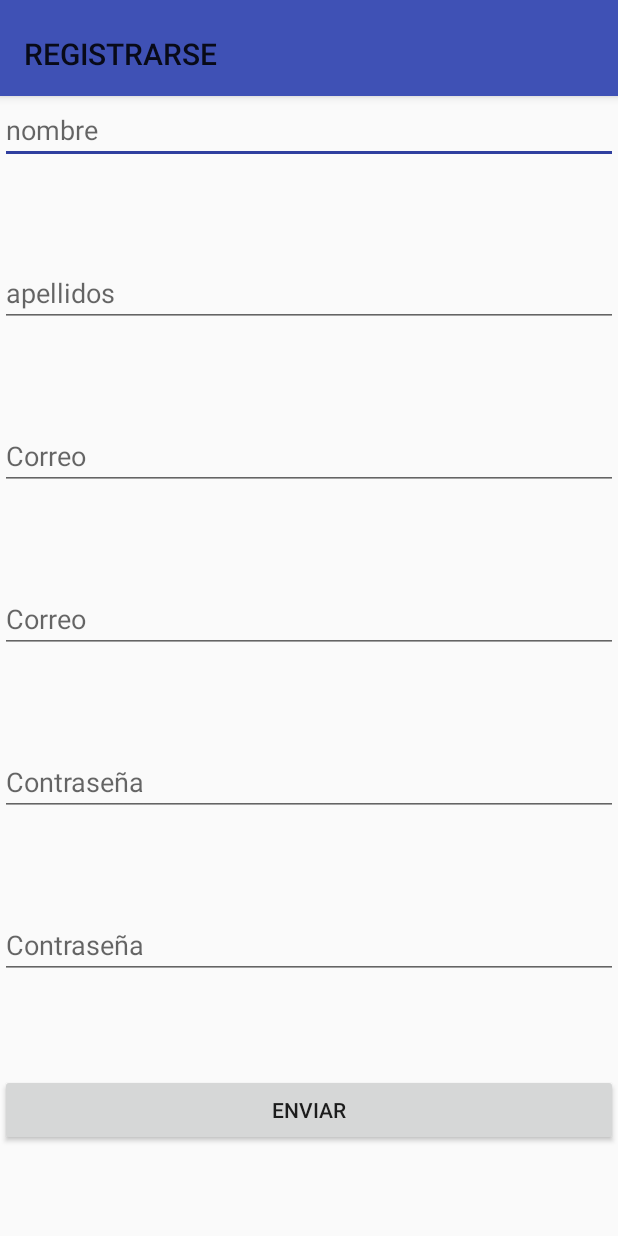
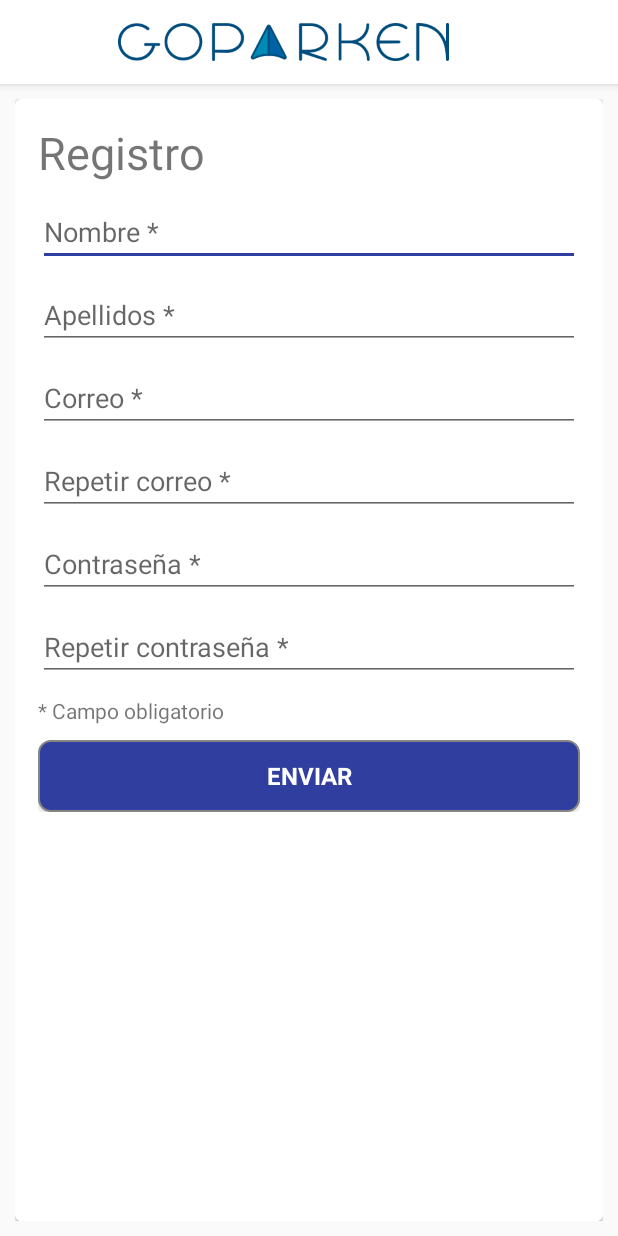
Before and after one commit to SaloGala/native-app, an Android app: the layout activity_register.xml on its own in the app's theme, with its tools: preview values and no code run, on a phone screen of 412 x 824 dp. Run offline under Robolectric (Android 15) with nearby library versions, the phone set to English and light mode, and no system bars.

Commit message:
Finishes register screen

```diff
--- a/app/src/main/java/com/inflexionlabs/goparken/LoginFormActivity.java
+++ b/app/src/main/java/com/inflexionlabs/goparken/LoginFormActivity.java
@@ -47,8 +47,8 @@ public class LoginFormActivity extends AppCompatActivity {
                 .setFontAttrId(R.attr.fontPath)
                 .build()
         );
+
         setContentView(R.layout.activity_login_form);
-
 
         emailField = (EditText) findViewById(R.id.txtEmail);
         passwordField = (EditText) findViewById(R.id.txtPass);
@@ -68,7 +68,7 @@ public class LoginFormActivity extends AppCompatActivity {
         setSupportActionBar(toolbar);
 
         final Drawable upArrow = getResources().getDrawable(R.drawable.abc_ic_ab_back_material);
-        upArrow.setColorFilter(getResources().getColor(R.color.colorPrimary), PorterDuff.Mode.SRC_ATOP);
+        upArrow.setColorFilter(getResources().getColor(R.color.colorPrimaryDark), PorterDuff.Mode.SRC_ATOP);
         getSupportActionBar().setHomeAsUpIndicator(upArrow);
         getSupportActionBar().setDisplayHomeAsUpEnabled(true);
 
--- a/app/src/main/java/com/inflexionlabs/goparken/RegisterActivity.java
+++ b/app/src/main/java/com/inflexionlabs/goparken/RegisterActivity.java
@@ -1,5 +1,6 @@
 package com.inflexionlabs.goparken;
 
+import android.content.Context;
 import android.graphics.Color;
 import android.graphics.PorterDuff;
 import android.graphics.drawable.Drawable;
@@ -17,6 +18,9 @@ import com.google.android.gms.tasks.Task;
 import com.google.firebase.auth.AuthResult;
 import com.google.firebase.auth.FirebaseAuth;
 import com.google.firebase.auth.FirebaseUser;
+
+import uk.co.chrisjenx.calligraphy.CalligraphyConfig;
+import uk.co.chrisjenx.calligraphy.CalligraphyContextWrapper;
 
 public class RegisterActivity extends AppCompatActivity {
 
@@ -36,6 +40,13 @@ public class RegisterActivity extends AppCompatActivity {
     @Override
     protected void onCreate(Bundle savedInstanceState) {
         super.onCreate(savedInstanceState);
+
+        CalligraphyConfig.initDefault(new CalligraphyConfig.Builder()
+                .setDefaultFontPath("NexaLight.ttf")
+                .setFontAttrId(R.attr.fontPath)
+                .build()
+        );
+
         setContentView(R.layout.activity_register);
 
         emailField = (EditText) findViewById(R.id.editTxtCorreo);
@@ -53,14 +64,19 @@ public class RegisterActivity extends AppCompatActivity {
 
     }
 
+    @Override
+    protected void attachBaseContext(Context newBase) {
+        super.attachBaseContext(CalligraphyContextWrapper.wrap(newBase));
+    }
+
     private void initializeComponents() {
 
         Toolbar toolbar = (Toolbar) findViewById(R.id.toolbarMain);
-        toolbar.setTitleTextColor(Color.WHITE);
+        toolbar.setTitle("");
         setSupportActionBar(toolbar);
 
         final Drawable upArrow = getResources().getDrawable(R.drawable.abc_ic_ab_back_material);
-        upArrow.setColorFilter(getResources().getColor(R.color.colorPrimaryActionBar), PorterDuff.Mode.SRC_ATOP);
+        upArrow.setColorFilter(getResources().getColor(R.color.colorPrimaryDark), PorterDuff.Mode.SRC_ATOP);
         getSupportActionBar().setHomeAsUpIndicator(upArrow);
 
         getSupportActionBar().setDisplayHomeAsUpEnabled(true);
@@ -79,7 +95,7 @@ public class RegisterActivity extends AppCompatActivity {
 
         String nombre = nombreField.getText().toString();
         if(TextUtils.isEmpty(nombre)){
-            nombreField.setError("Required.");
+            nombreField.setError("Campo requerido");
             valid = false;
         }else{
             nombreField.setError(null);
@@ -87,7 +103,7 @@ public class RegisterActivity extends AppCompatActivity {
 
         String apellidos = apellidosField.getText().toString();
         if(TextUtils.isEmpty(apellidos)){
-            apellidosField.setError("Required.");
+            apellidosField.setError("Campo requerido");
             valid = false;
         }else{
             apellidosField.setError(null);
@@ -95,7 +111,7 @@ public class RegisterActivity extends AppCompatActivity {
 
         String email = emailField.getText().toString();
         if(TextUtils.isEmpty(email)){
-            emailField.setError("Required.");
+            emailField.setError("Campo requerido");
             valid = false;
         }else{
             if(!validEmail(email)){
@@ -106,7 +122,7 @@ public class RegisterActivity extends AppCompatActivity {
 
         String emailR = emailFieldR.getText().toString();
         if(TextUtils.isEmpty(emailR)){
-            emailFieldR.setError("Required.");
+            emailFieldR.setError("Campo requerido");
             valid = false;
         }else{
             if(!validEmail(emailR)){
@@ -122,7 +138,7 @@ public class RegisterActivity extends AppCompatActivity {
 
         String password = passwordField.getText().toString();
         if(TextUtils.isEmpty(password)){
-            passwordField.setError("Required.");
+            passwordField.setError("Campo requerido");
             valid = false;
         }else{
             if(password.length()<6){
@@ -133,7 +149,7 @@ public class RegisterActivity extends AppCompatActivity {
 
         String passwordR = passwordFieldR.getText().toString();
         if(TextUtils.isEmpty(passwordR)){
-            passwordFieldR.setError("Required.");
+            passwordFieldR.setError("Campo requerido");
             valid = false;
         }else{
             if(passwordR.length()<6){
--- a/app/src/main/res/layout/activity_login_form.xml
+++ b/app/src/main/res/layout/activity_login_form.xml
@@ -8,8 +8,7 @@
     <android.support.design.widget.AppBarLayout
         android:id="@+id/appbar"
         android:layout_width="match_parent"
-        android:layout_height="wrap_content"
-        android:paddingTop="@dimen/appbar_padding_top">
+        android:layout_height="wrap_content">
 
         <android.support.v7.widget.Toolbar
             android:id="@+id/toolbarMain"
@@ -40,7 +39,7 @@
         <android.support.v7.widget.CardView xmlns:card_view="http://schemas.android.com/apk/res-auto"
             android:id="@+id/card_view"
             android:layout_width="match_parent"
-            android:layout_height="300dp"
+            android:layout_height="350dp"
             android:elevation="40dp"
             card_view:cardCornerRadius="4dp">
 
@@ -53,9 +52,9 @@
                 <TextView
                     android:layout_width="match_parent"
                     android:layout_height="0px"
-                    android:textSize="30dp"
                     android:layout_weight="1"
-                    android:text="Iniciar sesión" />
+                    android:text="Iniciar sesión"
+                    android:textSize="30dp" />
 
                 <EditText
                     android:id="@+id/txtEmail"
@@ -70,6 +69,17 @@
                     android:layout_height="0px"
                     android:layout_weight="1"
                     android:hint="@string/editTxtPass" />
+
+                <Space
+                    android:layout_width="match_parent"
+                    android:layout_height="0px"
+                    android:layout_weight="0.2" />
+
+                <TextView
+                    android:layout_width="match_parent"
+                    android:layout_height="wrap_content"
+                    android:layout_weight="0.2"
+                    android:text="* Campo obligatorio" />
 
                 <Button
                     android:id="@+id/btnLogIn"
--- a/app/src/main/res/layout/activity_register.xml
+++ b/app/src/main/res/layout/activity_register.xml
@@ -1,9 +1,8 @@
 <?xml version="1.0" encoding="utf-8"?>
 
-<LinearLayout
-    xmlns:android="http://schemas.android.com/apk/res/android"
+<LinearLayout xmlns:android="http://schemas.android.com/apk/res/android"
+    xmlns:app="http://schemas.android.com/apk/res-auto"
     xmlns:tools="http://schemas.android.com/tools"
-    xmlns:app="http://schemas.android.com/apk/res-auto"
     android:layout_width="match_parent"
     android:layout_height="match_parent"
     android:orientation="vertical">
@@ -11,113 +10,144 @@
     <android.support.design.widget.AppBarLayout
         android:id="@+id/appbar"
         android:layout_width="match_parent"
-        android:layout_height="wrap_content"
-        android:paddingTop="@dimen/appbar_padding_top">
+        android:layout_height="wrap_content">
 
         <android.support.v7.widget.Toolbar
             android:id="@+id/toolbarMain"
             android:layout_width="match_parent"
             android:layout_height="?attr/actionBarSize"
-            android:background="?attr/colorPrimary"
-            app:title="@string/button_registrarse"
+            android:background="@android:color/white">
 
-            >
+            <ImageView
+                android:layout_width="match_parent"
+                android:layout_height="match_parent"
+                android:layout_gravity="center"
+                android:paddingBottom="15dp"
+                android:paddingRight="50dp"
+                android:paddingTop="15dp"
+                android:src="@drawable/login_logo2x" />
 
         </android.support.v7.widget.Toolbar>
 
     </android.support.design.widget.AppBarLayout>
 
-    <TableRow
-
+    <LinearLayout
         android:layout_width="match_parent"
         android:layout_height="match_parent"
-        android:layout_weight="2.5">
+        android:orientation="vertical"
+        android:padding="10dp">
 
-        <EditText android:id="@+id/editTxtNombre"
-            android:layout_width="fill_parent"
+        <android.support.v7.widget.CardView xmlns:card_view="http://schemas.android.com/apk/res-auto"
+            android:id="@+id/card_view"
+            android:layout_width="match_parent"
+            android:layout_height="match_parent"
+            android:elevation="40dp"
+            card_view:cardCornerRadius="4dp">
+
+            <ScrollView
+                android:layout_width="match_parent"
+                android:layout_height="wrap_content">
+
+                <LinearLayout
+                    android:layout_width="match_parent"
+                    android:layout_height="match_parent"
+                    android:orientation="vertical"
+                    android:padding="15dp">
+
+                    <TextView
+                        android:layout_width="match_parent"
+                        android:layout_height="wrap_content"
+                        android:text="Registro"
+                        android:textSize="30dp" />
+
+                    <Space
+                        android:layout_width="match_parent"
+                        android:layout_height="10dp" />
+
+                    <EditText
+                        android:id="@+id/editTxtNombre"
+                        android:layout_width="match_parent"
                         android:layout_height="wrap_content"
                         android:hint="@string/editTxtNombre" />
 
-    </TableRow>
+                    <Space
+                        android:layout_width="match_parent"
+                        android:layout_height="10dp" />
 
-    <TableRow
-
+                    <EditText
+                        android:id="@+id/editTxtApellidos"
                         android:layout_width="match_parent"
-        android:layout_height="match_parent"
-        android:layout_weight="2.5">
-
-        <EditText android:id="@+id/editTxtApellidos"
-            android:layout_width="fill_parent"
                         android:layout_height="wrap_content"
                         android:hint="@string/editTxtApellidos" />
 
-    </TableRow>
+                    <Space
+                        android:layout_width="match_parent"
+                        android:layout_height="10dp" />
 
-    <TableRow
-
+                    <EditText
+                        android:id="@+id/editTxtCorreo"
                         android:layout_width="match_parent"
-        android:layout_height="match_parent"
-        android:layout_weight="2.5">
-
-        <EditText android:id="@+id/editTxtCorreo"
-            android:layout_width="fill_parent"
                         android:layout_height="wrap_content"
                         android:hint="@string/editTxtEmail" />
 
-    </TableRow>
+                    <Space
+                        android:layout_width="match_parent"
+                        android:layout_height="10dp" />
 
-    <TableRow
+                    <EditText
+                        android:id="@+id/editTxtCorreoR"
+                        android:layout_width="match_parent"
+                        android:layout_height="wrap_content"
+                        android:hint="@string/editTxtEmail2" />
 
+                    <Space
                         android:layout_width="match_parent"
-        android:layout_height="match_parent"
-        android:layout_weight="2.5">
+                        android:layout_height="10dp" />
 
-        <EditText android:id="@+id/editTxtCorreoR"
-            android:layout_width="fill_parent"
-            android:layout_height="wrap_content"
-            android:hint="@string/editTxtEmail" />
-
-    </TableRow>
-
-    <TableRow
-
+                    <EditText
+                        android:id="@+id/editTxtPass"
                         android:layout_width="match_parent"
-        android:layout_height="match_parent"
-        android:layout_weight="2.5">
-
-        <EditText android:id="@+id/editTxtPass"
-            android:layout_width="fill_parent"
                         android:layout_height="wrap_content"
                         android:hint="@string/editTxtPass" />
 
-    </TableRow>
+                    <Space
+                        android:layout_width="match_parent"
+                        android:layout_height="10dp" />
 
-    <TableRow
+                    <EditText
+                        android:id="@+id/editTxtPassR"
+                        android:layout_width="match_parent"
+                        android:layout_height="wrap_content"
+                        android:hint="@string/editTxtPass2" />
 
+                    <Space
                         android:layout_width="match_parent"
-        android:layout_height="match_parent"
-        android:layout_weight="2.5">
+                        android:layout_height="10dp" />
 
-        <EditText android:id="@+id/editTxtPassR"
-            android:layout_width="fill_parent"
+                    <TextView
+                        android:layout_width="match_parent"
                         android:layout_height="wrap_content"
-            android:hint="@string/editTxtPass" />
+                        android:text="* Campo obligatorio" />
 
-    </TableRow>
-
-    <TableRow
-
+                    <Space
                         android:layout_width="match_parent"
-        android:layout_height="match_parent"
-        android:layout_weight="2.5">
+                        android:layout_height="10dp" />
 
                     <Button
-            android:layout_width="fill_parent"
+                        android:layout_width="match_parent"
                         android:layout_height="wrap_content"
+                        android:background="@drawable/round_send_button"
+                        android:onClick="send"
                         android:text="@string/buttonEnviar"
-            android:onClick="send"
-            />
-
-    </TableRow>
+                        android:textAppearance="@style/AppTheme.TextAppearance.Bold"
+                        android:textColor="@android:color/white" />
 
                 </LinearLayout>
+
+            </ScrollView>
+
+        </android.support.v7.widget.CardView>
+
+    </LinearLayout>
+
+</LinearLayout>
--- a/app/src/main/res/values/strings.xml
+++ b/app/src/main/res/values/strings.xml
@@ -3,11 +3,13 @@
     <string name="button_iniciarSesion">INICIAR SESIÓN</string>
     <string name="button_registrarse">REGISTRARSE</string>
     <string name="button_iniciarFB">INICIAR CON FACEBOOK</string>
-    <string name="editTxtEmail">Correo</string>
-    <string name="editTxtPass">Contraseña</string>
+    <string name="editTxtEmail">Correo *</string>
+    <string name="editTxtEmail2">Repetir correo *</string>
+    <string name="editTxtPass">Contraseña *</string>
+    <string name="editTxtPass2">Repetir contraseña *</string>
     <string name="buttonEnviar">ENVIAR</string>
-    <string name="editTxtNombre">nombre</string>
-    <string name="editTxtApellidos">apellidos</string>
+    <string name="editTxtNombre">Nombre *</string>
+    <string name="editTxtApellidos">Apellidos *</string>
     <string name="facebook_app_id">1037322849654372</string>
     <string name="cancel_login_facebook">Inicio de sesión con Facebook cancelado</string>
     <string name="error_login_facebook">Inicio de sesión con Facebook fallido</string>
```
Also changed, not shown: app/src/main/AndroidManifest.xml (+9 -3 lines). Lines whose indentation alone changed are shown as unchanged.
